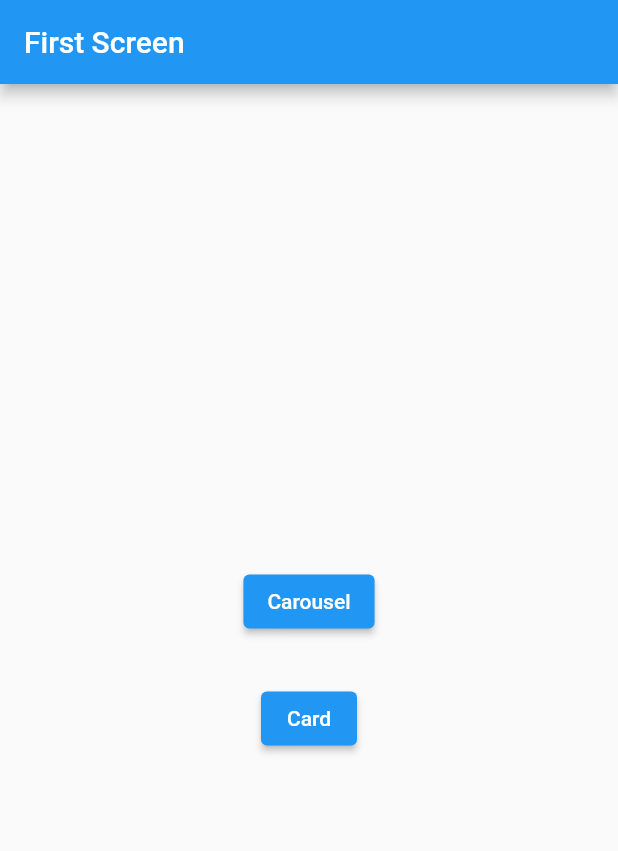
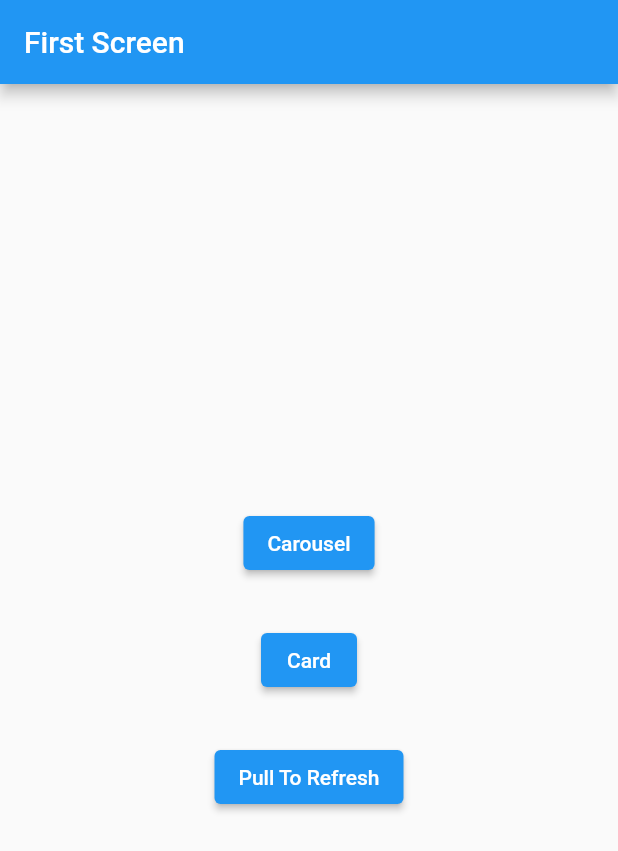
Before and after one commit to ryansat/flutter-example, a Flutter app: the screen it shows after launch, on a phone screen of 412 x 824 dp. Shown: the top 851 px of the screen. Run offline on Flutter 3.47's test engine with Material 2 defaults, Android fonts, the light colour scheme and no system bars; our stand-ins replace flutter_swiper.

Commit message:
add pull to refresh

```diff
--- a/lib/customRoutes.dart
+++ b/lib/customRoutes.dart
@@ -2,9 +2,11 @@ import 'package:flutter/material.dart';
 import '../screen/home.dart';
 import '../screen/carousel.dart';
 import '../screen/card.dart';
+import '../screen/pullrefresh.dart';
 
 var customRoutes = <String, WidgetBuilder>{
   '/': (context) => Home(),
   '/carousel': (context) => Carousel(),
   '/card': (context) => CarouselDemo(),
+  '/pull': (context) => PullRefresh(),
 };
--- a/lib/main.dart
+++ b/lib/main.dart
@@ -59,3 +59,26 @@ class SecondScreen extends StatelessWidget {
     );
   }
 }
+
+class ThirdScreen extends StatelessWidget {
+  const ThirdScreen({Key? key}) : super(key: key);
+
+  @override
+  Widget build(BuildContext context) {
+    return Scaffold(
+      appBar: AppBar(
+        title: const Text('Pull Refresh'),
+      ),
+      body: Center(
+        child: ElevatedButton(
+          // Within the `FirstScreen` widget
+          onPressed: () {
+            // Navigate to the second screen using a named route.
+            Navigator.pushNamed(context, '/pull');
+          },
+          child: const Text('Pull To Refresh'),
+        ),
+      ),
+    );
+  }
+}
--- a/lib/screen/home.dart
+++ b/lib/screen/home.dart
@@ -39,6 +39,13 @@ class Home extends StatelessWidget {
               },
               child: const Text('Card'),
             ),
+            const SizedBox(height: 30),
+            ElevatedButton(
+              onPressed: () {
+                Navigator.pushNamed(context, '/pull');
+              },
+              child: const Text('Pull To Refresh'),
+            ),
           ],
         ),
       ),
```
